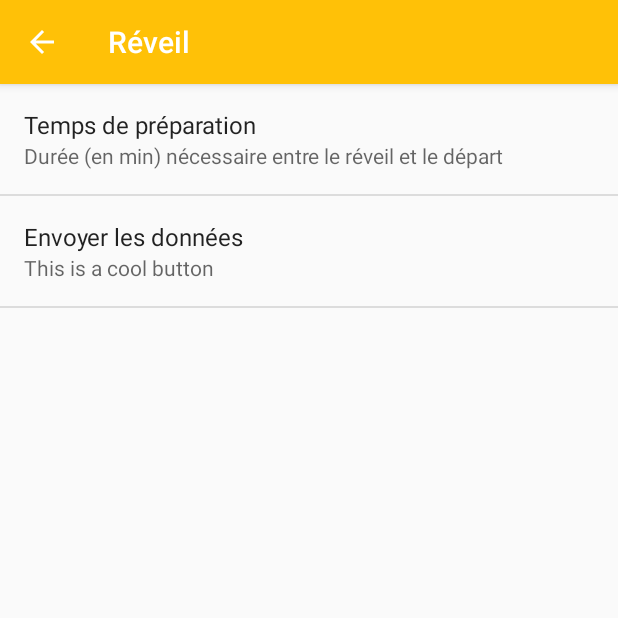
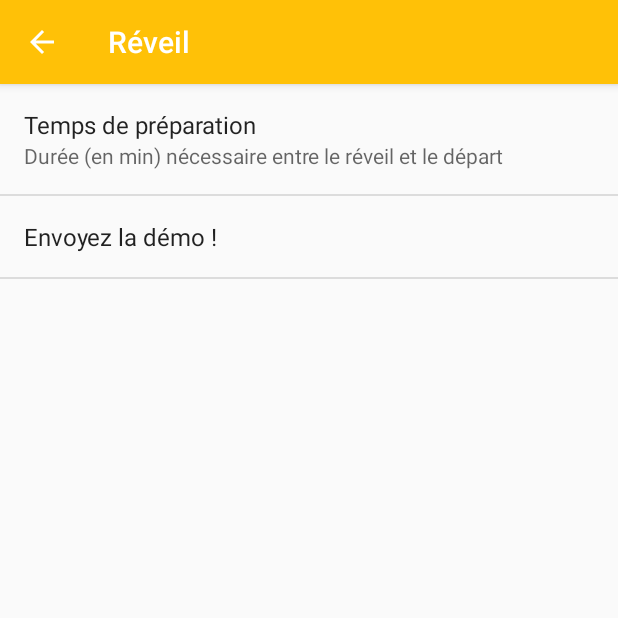
Before and after one commit to adrien-thebault/bananarchy, an Android app: the SettingsActivity screen opened directly, with no data from a screen before it, after a tap on "Réveil", on a phone screen of 412 x 824 dp, the top half of it. Run offline under Robolectric (Android 15) with nearby library versions, the light colour scheme and no system bars; our stand-ins replace Volley; network calls fail.

Commit message:
Correction syncho démo appli

```diff
--- a/app/Bananarchy/app/src/main/res/xml/pref_notification.xml
+++ b/app/Bananarchy/app/src/main/res/xml/pref_notification.xml
@@ -9,8 +9,7 @@
         android:title="Temps de préparation"
         android:summary="Durée (en min) nécessaire entre le réveil et le départ"/>
 
-    <Preference android:title="Envoyer les données"
-        android:key="sendButton"
-        android:summary="This is a cool button"/>
+    <Preference android:title="Envoyez la démo ! "
+        android:key="sendButton"/>
 
 </PreferenceScreen>
```
Also changed, not shown: app/Bananarchy/app/src/main/java/insa_project/bananarchy/activities/SettingsActivity.java (+8 -4 lines).
